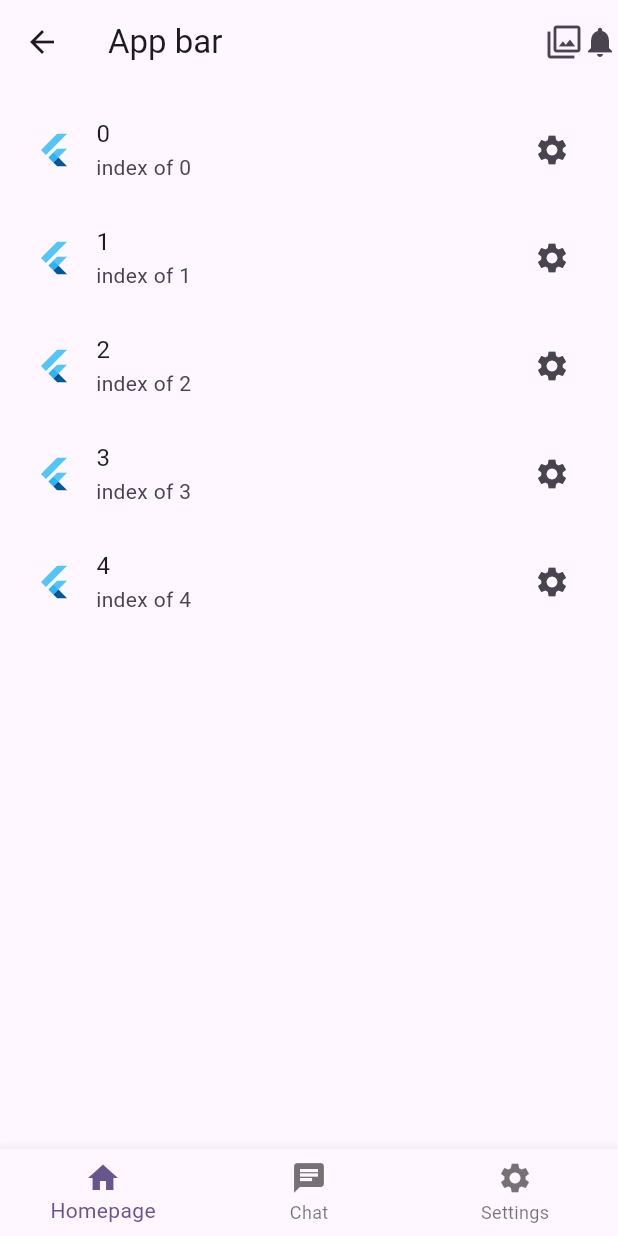
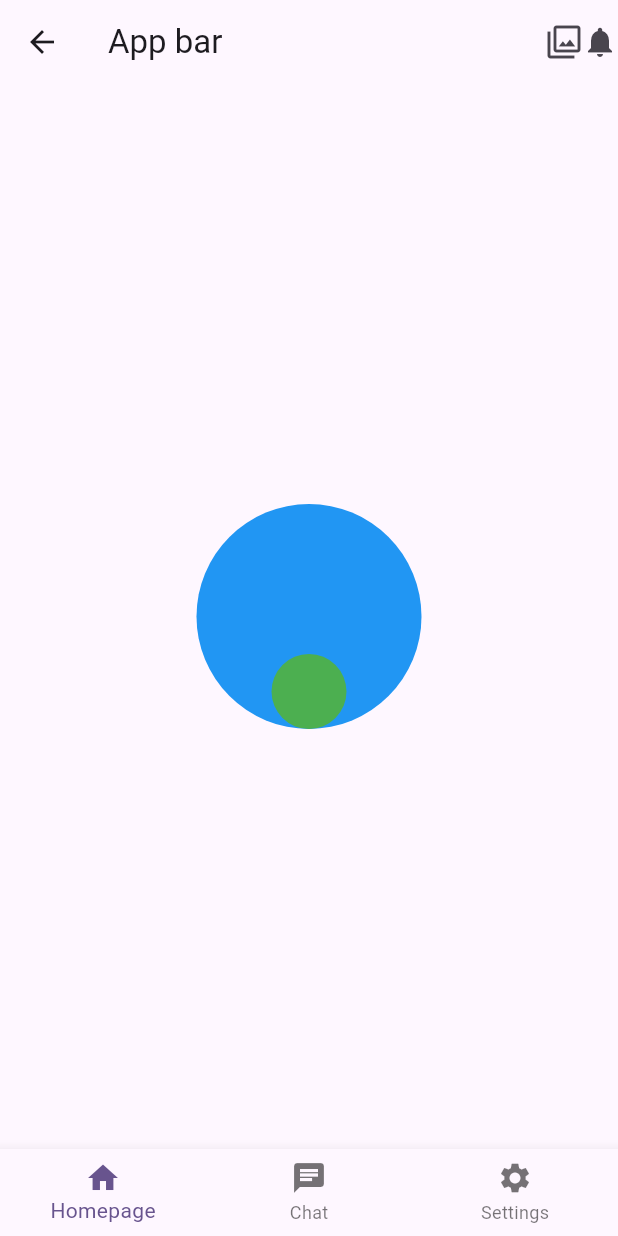
Before and after one commit to fradip12/darma-henwa-flutter, a Flutter app: the screen it shows after launch, on a phone screen of 412 x 824 dp. Run offline on Flutter 3.47's test engine with Material 3 defaults, Android fonts, the phone set to English and light mode, and no system bars.

Commit message:
session 3 : Stack

```diff
--- a/lib/pages/home_page.dart
+++ b/lib/pages/home_page.dart
@@ -17,20 +17,26 @@ class HomePage extends StatelessWidget {
       body: Padding(
         padding: const EdgeInsets.all(8.0),
         child: Center(
-          child: ListView.builder(
-            itemCount: 5,
-            itemBuilder: (context, index) {
-              return ListTile(
-                title: Text('$index'),
-                subtitle: Text('index of $index'),
-                leading: FlutterLogo(),
-                trailing: Icon(Icons.settings),
-                onTap: () {
-                  print('click item index : ');
-                  print(index);
-                },
-              );
-            },
+          child: Stack(
+            alignment: Alignment.bottomCenter,
+            children: [
+              Container(
+                width: 150,
+                height: 150,
+                decoration: BoxDecoration(
+                  color: Colors.blue,
+                  borderRadius: BorderRadius.circular(75),
+                ),
+              ),
+              Container(
+                width: 50,
+                height: 50,
+                decoration: BoxDecoration(
+                  color: Colors.green,
+                  borderRadius: BorderRadius.circular(25),
+                ),
+              )
+            ],
           ),
         ),
       ),
```
